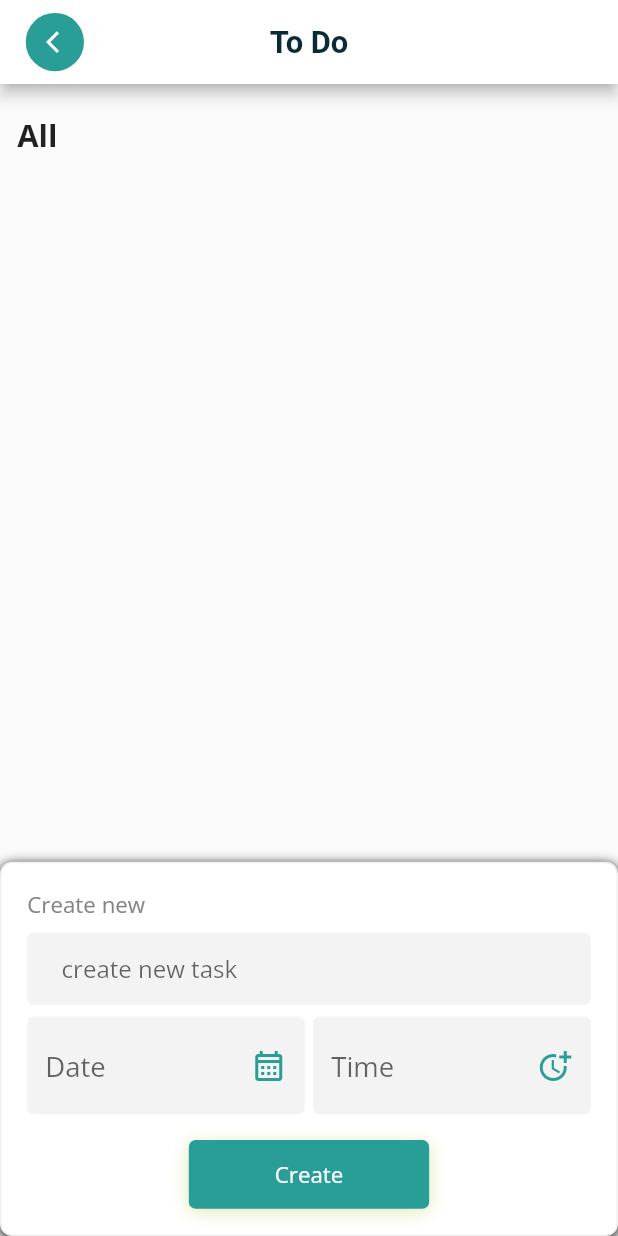
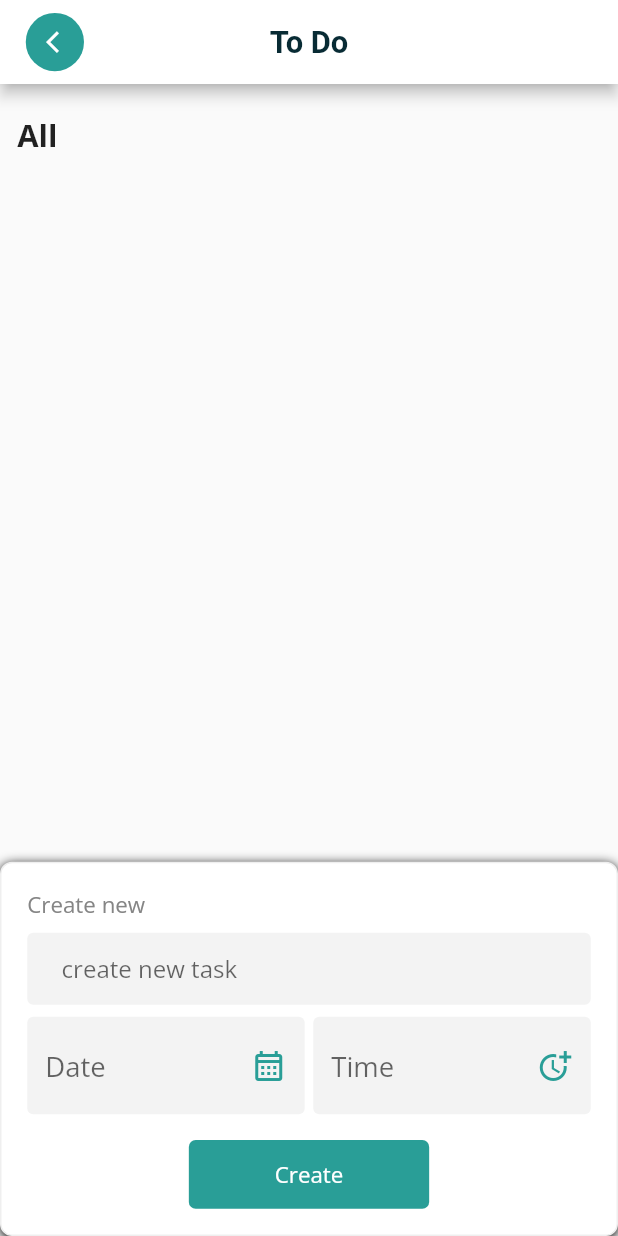
Before and after one commit to HiraGul/SaudiGuideApp, a Flutter app: the screen it shows after launch, on a phone screen of 412 x 824 dp. Run offline on Flutter 3.47's test engine with Material 2 defaults, Android fonts, the phone set to English and light mode, and no system bars; our stand-ins replace bloc, cloud_firestore, country_picker, firebase_auth, firebase_core, flutter_bloc and 10 more; accounts and stored records are empty; Roboto replaces fonts that are missing (Cairo).

Commit message:
final commit

```diff
--- a/lib/Screens/toDoScreen/date_field.dart
+++ b/lib/Screens/toDoScreen/date_field.dart
@@ -22,7 +22,12 @@ class DateField extends StatelessWidget {
 
   @override
   Widget build(BuildContext context) {
-    return TextFormField(
+    return Column(
+      mainAxisSize: MainAxisSize.min,
+      children: [
+        Align(
+          alignment: Alignment.centerLeft,
+          child: TextFormField(
             readOnly: true,
             cursorHeight: 20.sp,
             cursorColor: AppColors.greenColor,
@@ -84,6 +89,9 @@ class DateField extends StatelessWidget {
               //   borderRadius: BorderRadius.circular(4.sp),
               // ),
             ),
+          ),
+        ),
+      ],
     );
   }
 
--- a/lib/Screens/widgets/button_container.dart
+++ b/lib/Screens/widgets/button_container.dart
@@ -1,9 +1,5 @@
 import 'package:flutter/material.dart';
-import 'package:flutter/src/widgets/framework.dart';
-import 'package:flutter/src/widgets/placeholder.dart';
 import 'package:flutter_screenutil/flutter_screenutil.dart';
-
-import 'my_text.dart';
 
 class ButtonContainer extends StatelessWidget {
   const ButtonContainer({super.key, required this.widget});
@@ -15,14 +11,9 @@ class ButtonContainer extends StatelessWidget {
       alignment: Alignment.center,
       height: 40.sp,
       decoration: BoxDecoration(
-          borderRadius: BorderRadius.circular(4.sp),
-          color: const Color(0xff299E97),
-          boxShadow: [
-            BoxShadow(
-                offset: const Offset(0, 2),
-                blurRadius: 8.sp,
-                color: const Color(0xff52a7bd26))
-          ]),
+        borderRadius: BorderRadius.circular(4.sp),
+        color: const Color(0xff299E97),
+      ),
       child: widget,
     );
   }
--- a/lib/Screens/widgets/time_field.dart
+++ b/lib/Screens/widgets/time_field.dart
@@ -272,7 +272,12 @@ class TimeField extends StatelessWidget {
 
   @override
   Widget build(BuildContext context) {
-    return TextFormField(
+    return Column(
+      mainAxisSize: MainAxisSize.min,
+      children: [
+        Align(
+          alignment: Alignment.centerLeft,
+          child: TextFormField(
             readOnly: true,
             cursorHeight: 20.sp,
             cursorColor: AppColors.greenColor,
@@ -334,6 +339,9 @@ class TimeField extends StatelessWidget {
               //   borderRadius: BorderRadius.circular(4.sp),
               // ),
             ),
+          ),
+        ),
+      ],
     );
   }
 
--- a/lib/main.dart
+++ b/lib/main.dart
@@ -7,11 +7,11 @@ import 'package:saudi_guide/Cubits/chat_bot_cubit/chat_bot_cubit.dart';
 import 'package:saudi_guide/Cubits/chat_list_cubit.dart';
 import 'package:saudi_guide/Cubits/my_recomendation_repo/my_recomendation_cubit.dart';
 import 'package:saudi_guide/Cubits/stable_disfussion_repo/text_to_image_cubit.dart';
+import 'package:saudi_guide/Screens/toDoScreen/todo_screen.dart';
 
 import 'Cubits/ScanCubit/scan_land_mark_cubit.dart';
 import 'Cubits/WeatherCubit/weather_forcast_cubit.dart';
 import 'Cubits/translate_list_cubit.dart';
-import 'Screens/toDoScreen/todo_screen.dart';
 import 'Utils/shared_prefs.dart';
 
 void main() async {
```
Also changed, not shown: lib/Cubits/ORCCubit/ocrcubit_cubit.dart (+10 -6 lines), lib/Screens/multiLanguageScreen/multi_language_screen.dart (+15 -7 lines). Lines whose indentation alone changed are shown as unchanged.
